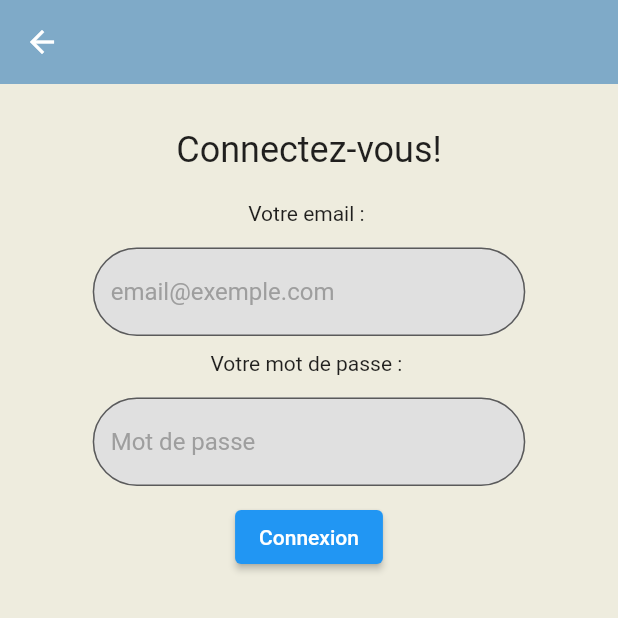
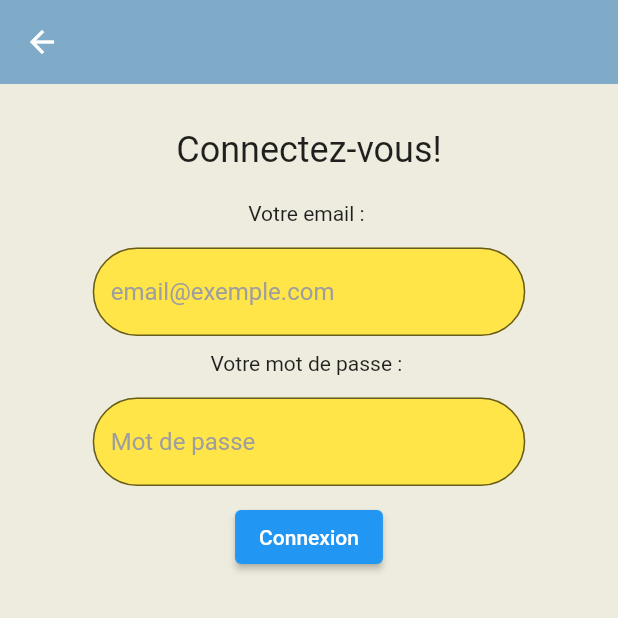
Before and after one commit to HardstyIe/RenconSport_Flutter_Front, a Flutter app: the LoginPage screen opened directly, on a phone screen of 412 x 824 dp, the top half of it. Run offline on Flutter 3.47's test engine with Material 2 defaults, Android fonts, the phone set to English and light mode, and no system bars; our stand-ins replace dio, google_fonts; missing offline and left inert: dart:ffi.

Commit message:
style(login):add color

```diff
--- a/lib/main.dart
+++ b/lib/main.dart
@@ -21,6 +21,7 @@ class MyApp extends StatelessWidget {
           body: HomePage(),
           appBar: CustomAppBar(),
 
+
         ),
 
 
--- a/lib/widgets/connexion/connexion.dart
+++ b/lib/widgets/connexion/connexion.dart
@@ -1,5 +1,6 @@
 import 'package:dio/dio.dart';
 import 'package:flutter/material.dart';
+import 'package:renconsport/services/theme.dart';
 
 class LoginPage extends StatefulWidget {
   const LoginPage({Key? key}) : super(key: key);
@@ -75,7 +76,7 @@ class _LoginPageState extends State<LoginPage> {
             obscureText: label.contains("Mot de passe"), // Masquer le mot de passe
             decoration: InputDecoration(
               hintText: hint,
-              fillColor: Colors.grey[300],
+              fillColor: CustomTheme.tertiaryColor,
               filled: true,
               hintStyle: TextStyle(color: Colors.grey),
               border: OutlineInputBorder(
@@ -104,6 +105,8 @@ class _LoginPageState extends State<LoginPage> {
 
       if (response.statusCode == 200) {
         // Connexion réussie, ajoutez ici la logique pour rediriger vers la page d'accueil
+        ScaffoldMessenger.of(context).showSnackBar(
+            SnackBar(content: Text("Connexion réussie")));
       } else {
         ScaffoldMessenger.of(context).showSnackBar(
           SnackBar(
```
Also changed, not shown: 3 other files.
